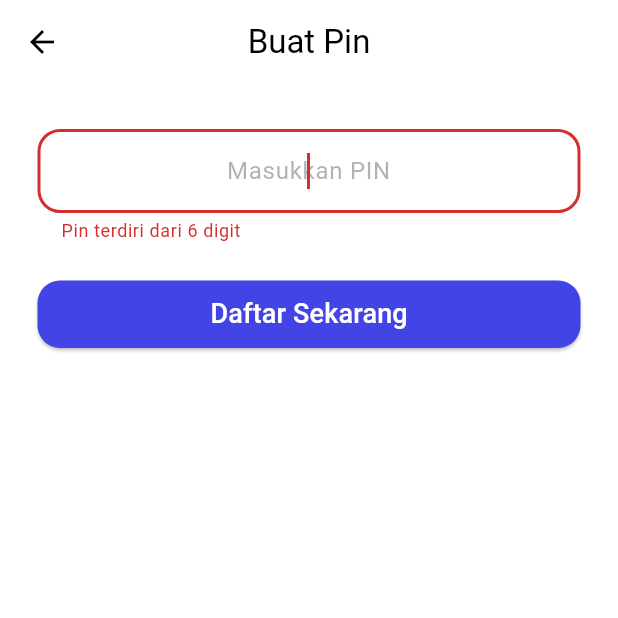
After one commit to fauzan2720/smart-parking, a Flutter app: the PinPage screen opened directly, after a tap on "Daftar Sekarang", on a phone screen of 412 x 824 dp, the top half of it. The commit adds this screen. Run offline on Flutter 3.47's test engine with Material 2 defaults, Android fonts, the light colour scheme and no system bars; our stand-ins replace flutter_animate, flutter_bloc, get_it, image_picker.

Commit message:
create pin page

```diff
--- a/lib/core/widgets/form_input_pin.dart
+++ b/lib/core/widgets/form_input_pin.dart
@@ -11,6 +11,7 @@ class SmartFormInputPIN extends StatelessWidget {
   @override
   Widget build(BuildContext context) {
     return TextFormField(
+      autofocus: true,
       textAlign: TextAlign.center,
       textAlignVertical: TextAlignVertical.center,
       controller: controller,
--- /dev/null
+++ b/lib/features/auth/presentation/pages/pin_page.dart
@@ -0,0 +1,61 @@
+import 'package:flutter/material.dart';
+import 'package:smart_parking/core.dart';
+import 'package:smart_parking/features/home/presentation/pages/main_page.dart';
+
+class PinPage extends StatefulWidget {
+  final String appBarTitle;
+
+  const PinPage({
+    super.key,
+    this.appBarTitle = "Konfirmasi",
+  });
+
+  @override
+  State<PinPage> createState() => _PinPageState();
+}
+
+class _PinPageState extends State<PinPage> {
+  final GlobalKey<FormState> formKey = GlobalKey<FormState>();
+  final TextEditingController pinController = TextEditingController();
+
+  @override
+  void dispose() {
+    pinController.clear();
+    super.dispose();
+  }
+
+  @override
+  Widget build(BuildContext context) {
+    return Scaffold(
+      appBar: AppBar(
+        title: Text(widget.appBarTitle),
+      ),
+      body: Form(
+        key: formKey,
+        child: Padding(
+          padding: const EdgeInsets.symmetric(
+              horizontal: AppSizes.primary, vertical: 30.0),
+          child: Column(
+            crossAxisAlignment: CrossAxisAlignment.start,
+            children: [
+              SmartFormInputPIN(
+                controller: pinController,
+              ),
+              25.0.height,
+              SmartFormButton(
+                text: "Daftar Sekarang",
+                onPressed: () {
+                  if (formKey.currentState!.validate()) {
+                    "Yeay! Register berhasil".succeedBar(context);
+                    context.pushAndRemoveUntil(
+                        const MainPage(), (route) => false);
+                  }
+                },
+              ),
+            ],
+          ),
+        ),
+      ),
+    );
+  }
+}
--- a/lib/features/auth/presentation/pages/register_page.dart
+++ b/lib/features/auth/presentation/pages/register_page.dart
@@ -162,7 +162,7 @@ class _RegisterPageState extends State<RegisterPage> {
                 ),
                 40.0.height,
                 SmartFormButton(
-                  text: "Daftar",
+                  text: "Lanjutkan",
                   onPressed: () {
                     if (formKey.currentState!.validate()) {
                       context.push(const PinPage(
```
